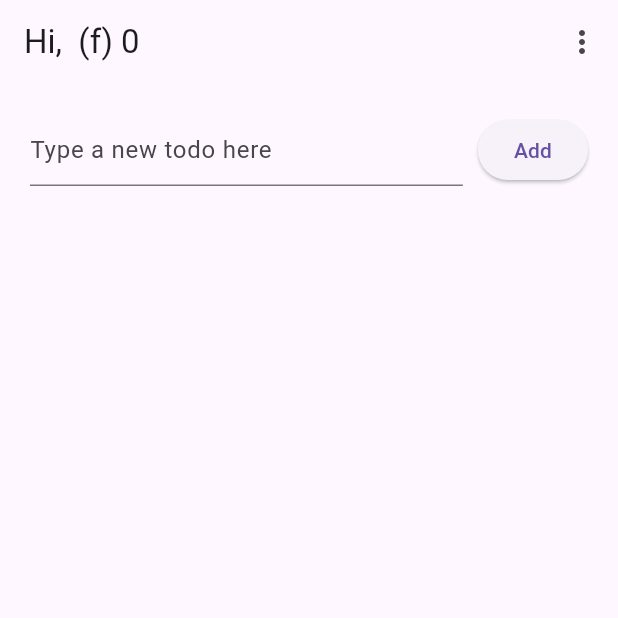
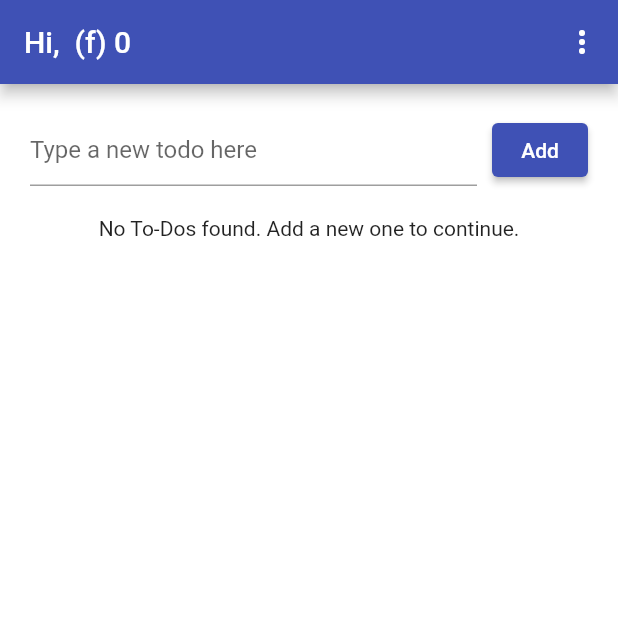
Before and after one commit to farihaarai/TodoApp_Flutter, a Flutter app: the TodoScreen screen opened directly, after a tap on "Add", on a phone screen of 412 x 824 dp, the top half of it. Run offline on Flutter 3.47's test engine with Material 3 defaults, Android fonts, the phone set to English and light mode, and no system bars; our stand-ins replace get; accounts and stored records are empty.

Commit message:
Added Getx

```diff
--- a/lib/controllers/auth_controller.dart
+++ b/lib/controllers/auth_controller.dart
@@ -16,7 +16,7 @@
   );
   final ProfileController profileController = Get.put(ProfileController());
   // Method to log in a user by checking email & password
-  void login(String email, String password) {
+  bool login(String email, String password) {
     if (savedUser != null &&
         savedUser!.email == email.trim() &&
         savedUser!.password == password) {
@@ -27,9 +27,11 @@
         age: savedUser!.age!.value,
         gender: savedUser!.gender!.value,
       );
+      return true;
     } else {
       // If not matched, no user is logged in
       user.value = null;
+      return false;
     }
   }
 
--- a/lib/screens/todo_screen.dart
+++ b/lib/screens/todo_screen.dart
@@ -20,34 +20,6 @@
     final ProfileController profileController = Get.find();
 
     final TextEditingController textController = TextEditingController();
-
-    void addTodo() {
-      if (textController.text.trim().isEmpty) return;
-      todoController.addTodo(textController.text.trim());
-      textController.clear();
-    }
-
-    // void editTodo(Todo todo) async {
-    //   final updatedText = await Navigator.push<String>(
-    //     context,
-    //     MaterialPageRoute(
-    //       builder: (context) =>
-    //           EditTodoScreen(initialText: todo.description.value),
-    //     ),
-    //   );
-
-    //   if (updatedText != null && updatedText.isNotEmpty) {
-    //     todoController.editTodo(todo.id, updatedText);
-    //   }
-    // }
-    void editTodo(Todo todo) {
-      todoController.editedTodo.value = todo;
-      Get.to(EditTodoScreen());
-    }
-
-    void deleteTodo(Todo todo) {
-      todoController.deleteTodo(todo.id);
-    }
 
     void logoutUser() {
       authController.logout();
@@ -118,14 +90,47 @@
                   ),
                 ),
                 const SizedBox(width: 10),
-                ElevatedButton(onPressed: addTodo, child: const Text("Add")),
+                ElevatedButton(
+                  onPressed: () {
+                    _addTodo(todoController, textController.text);
+                    textController.clear();
+                  },
+                  child: const Text("Add"),
+                ),
               ],
             ),
             const SizedBox(height: 20),
-            Expanded(
-              child: Obx(
-                () => ListView.builder(
-                  itemCount: todoController.todos.length,
+            _todoList(todoController),
+          ],
+        ),
+      ),
+    );
+  }
+
+  void _addTodo(TodoController todoController, String text) {
+    if (text.trim().isEmpty) return;
+    todoController.addTodo(text.trim());
+    // textController.clear();
+  }
+
+  void _editTodo(TodoController todoController, Todo todo) {
+    todoController.editedTodo.value = todo;
+    Get.to(EditTodoScreen());
+  }
+
+  void _deleteTodo(TodoController todoController, Todo todo) {
+    todoController.deleteTodo(todo.id);
+  }
+
+  Widget _todoList(TodoController todoController) {
+    return Expanded(
+      child: Obx(() {
+        int itemCount = todoController.todos.length;
+        if (itemCount == 0) {
+          return Text("No To-Dos found. Add a new one to continue.");
+        }
+        return ListView.builder(
+          itemCount: itemCount,
           itemBuilder: (context, index) {
             final todo = todoController.todos[index];
             return Obx(
@@ -149,15 +154,12 @@
                   child: Row(
                     children: [
                       IconButton(
-                                onPressed: () => editTodo(todo),
-                                icon: const Icon(
-                                  Icons.edit,
-                                  color: Colors.blue,
-                                ),
+                        onPressed: () => _editTodo(todoController, todo),
+                        icon: const Icon(Icons.edit, color: Colors.blue),
                       ),
                       IconButton(
                         onPressed: todo.isCompleted.value
-                                    ? () => deleteTodo(todo)
+                            ? () => _deleteTodo(todoController, todo)
                             : null,
                         icon: Icon(
                           Icons.delete,
@@ -172,12 +174,8 @@
               ),
             );
           },
-                ),
-              ),
-            ),
-          ],
-        ),
-      ),
+        );
+      }),
     );
   }
 }
```
Also changed, not shown: lib/main.dart (+9 -3 lines), lib/screens/login_screen.dart (+23 -21 lines). Lines whose indentation alone changed are shown as unchanged.
